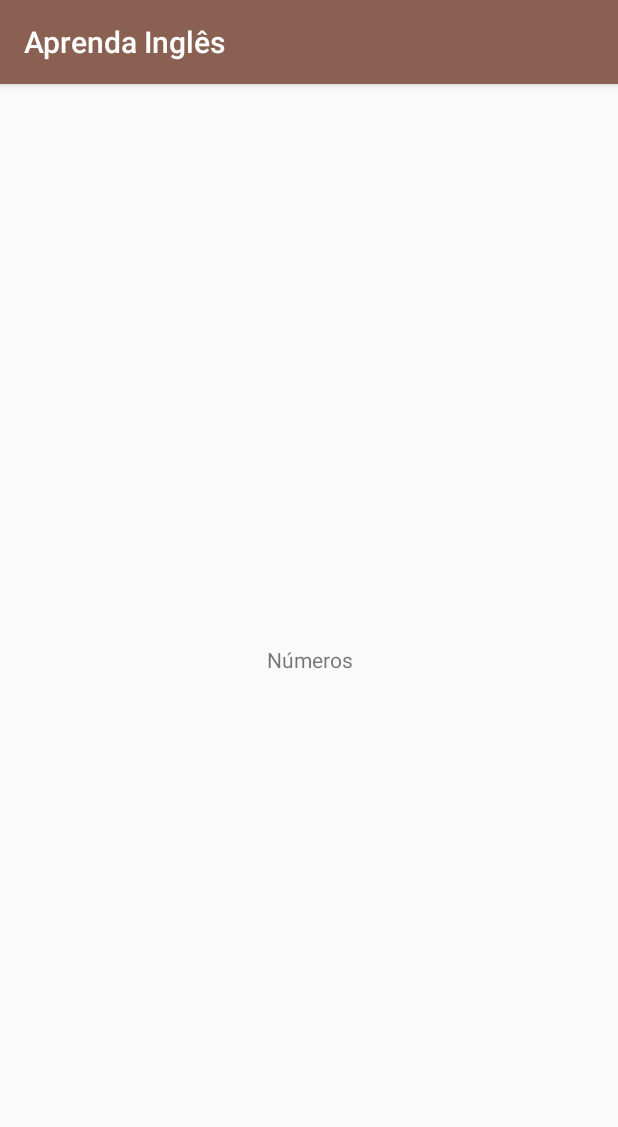
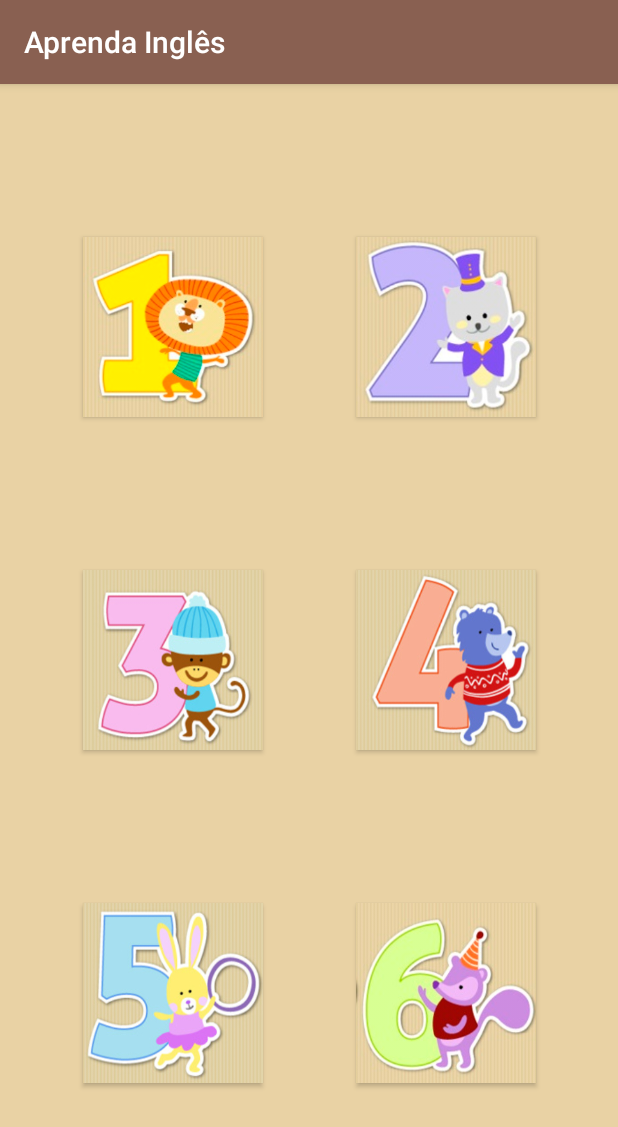
Before and after one commit to jhoni-costa/app_aprenda_ingles, an Android app: the fragment NumerosFragment shown on its own in the app's theme, on a phone screen of 412 x 824 dp. Shown: the top 1127 px of the screen. Run offline under Robolectric (Android 15) with nearby library versions, the phone set to English and light mode, and no system bars.

Commit message:
Layout Numeros

```diff
--- a/app/src/main/res/layout/activity_main.xml
+++ b/app/src/main/res/layout/activity_main.xml
@@ -42,7 +42,6 @@
     <android.support.v4.view.ViewPager
         android:id="@+id/viewpager"
         android:layout_width="wrap_content"
-        android:layout_height="match_parent"
-        android:background="@color/colorAccent" />
+        android:layout_height="match_parent" />
 
 </LinearLayout>
--- a/app/src/main/res/layout/fragment_numeros.xml
+++ b/app/src/main/res/layout/fragment_numeros.xml
@@ -1,14 +1,84 @@
 <?xml version="1.0" encoding="utf-8"?>
-<FrameLayout xmlns:android="http://schemas.android.com/apk/res/android"
+<android.support.constraint.ConstraintLayout xmlns:android="http://schemas.android.com/apk/res/android"
+    xmlns:app="http://schemas.android.com/apk/res-auto"
     xmlns:tools="http://schemas.android.com/tools"
     android:layout_width="match_parent"
     android:layout_height="match_parent"
-    tools:context=".fragments.NumerosFragment">
+    android:background="@color/bg_numeros"
+    tools:context=".fragments.NumerosFragment"
+    tools:layout_editor_absoluteY="81dp">
 
-    <TextView
-        android:layout_width="match_parent"
-        android:layout_height="match_parent"
-        android:gravity="center"
-        android:text="@string/fragment_numeros_name" />
 
-</FrameLayout>
+    <Button
+        android:id="@+id/um"
+        android:layout_width="120dp"
+        android:layout_height="120dp"
+        android:layout_marginStart="24dp"
+        android:background="@drawable/um"
+        app:layout_constraintBottom_toTopOf="@+id/tres"
+        app:layout_constraintEnd_toStartOf="@+id/guideline2"
+        app:layout_constraintStart_toStartOf="parent"
+        app:layout_constraintTop_toTopOf="parent" />
+
+    <Button
+        android:id="@+id/tres"
+        android:layout_width="120dp"
+        android:layout_height="120dp"
+        android:layout_marginStart="24dp"
+        android:background="@drawable/tres"
+        app:layout_constraintBottom_toTopOf="@+id/cinco"
+        app:layout_constraintEnd_toStartOf="@+id/guideline2"
+        app:layout_constraintStart_toStartOf="parent"
+        app:layout_constraintTop_toBottomOf="@+id/um" />
+
+    <Button
+        android:id="@+id/cinco"
+        android:layout_width="120dp"
+        android:layout_height="120dp"
+        android:layout_marginStart="24dp"
+        android:background="@drawable/cinco"
+        app:layout_constraintBottom_toBottomOf="parent"
+        app:layout_constraintEnd_toStartOf="@+id/guideline2"
+        app:layout_constraintStart_toStartOf="parent"
+        app:layout_constraintTop_toBottomOf="@+id/tres" />
+
+    <Button
+        android:id="@+id/dois"
+        android:layout_width="120dp"
+        android:layout_height="120dp"
+        android:layout_marginEnd="24dp"
+        android:background="@drawable/dois"
+        app:layout_constraintBottom_toTopOf="@+id/quatro"
+        app:layout_constraintEnd_toEndOf="parent"
+        app:layout_constraintStart_toStartOf="@+id/guideline2"
+        app:layout_constraintTop_toTopOf="parent" />
+
+    <Button
+        android:id="@+id/quatro"
+        android:layout_width="120dp"
+        android:layout_height="120dp"
+        android:layout_marginEnd="24dp"
+        android:background="@drawable/quatro"
+        app:layout_constraintBottom_toTopOf="@+id/seis"
+        app:layout_constraintEnd_toEndOf="parent"
+        app:layout_constraintStart_toStartOf="@+id/guideline2"
+        app:layout_constraintTop_toBottomOf="@+id/dois" />
+
+    <Button
+        android:id="@+id/seis"
+        android:layout_width="120dp"
+        android:layout_height="120dp"
+        android:layout_marginEnd="24dp"
+        android:background="@drawable/seis"
+        app:layout_constraintBottom_toBottomOf="parent"
+        app:layout_constraintEnd_toEndOf="parent"
+        app:layout_constraintStart_toStartOf="@+id/guideline2"
+        app:layout_constraintTop_toBottomOf="@+id/quatro" />
+
+    <android.support.constraint.Guideline
+        android:id="@+id/guideline2"
+        android:layout_width="wrap_content"
+        android:layout_height="wrap_content"
+        android:orientation="vertical"
+        app:layout_constraintGuide_percent="0.5" />
+</android.support.constraint.ConstraintLayout>
--- a/app/src/main/res/values/colors.xml
+++ b/app/src/main/res/values/colors.xml
@@ -3,4 +3,6 @@
     <color name="colorPrimary">#896051</color>
     <color name="colorPrimaryDark">#68463c</color>
     <color name="colorAccent">#f5e9ba</color>
+
+    <color name="bg_numeros">#e9d2a4</color>
 </resources>
```
